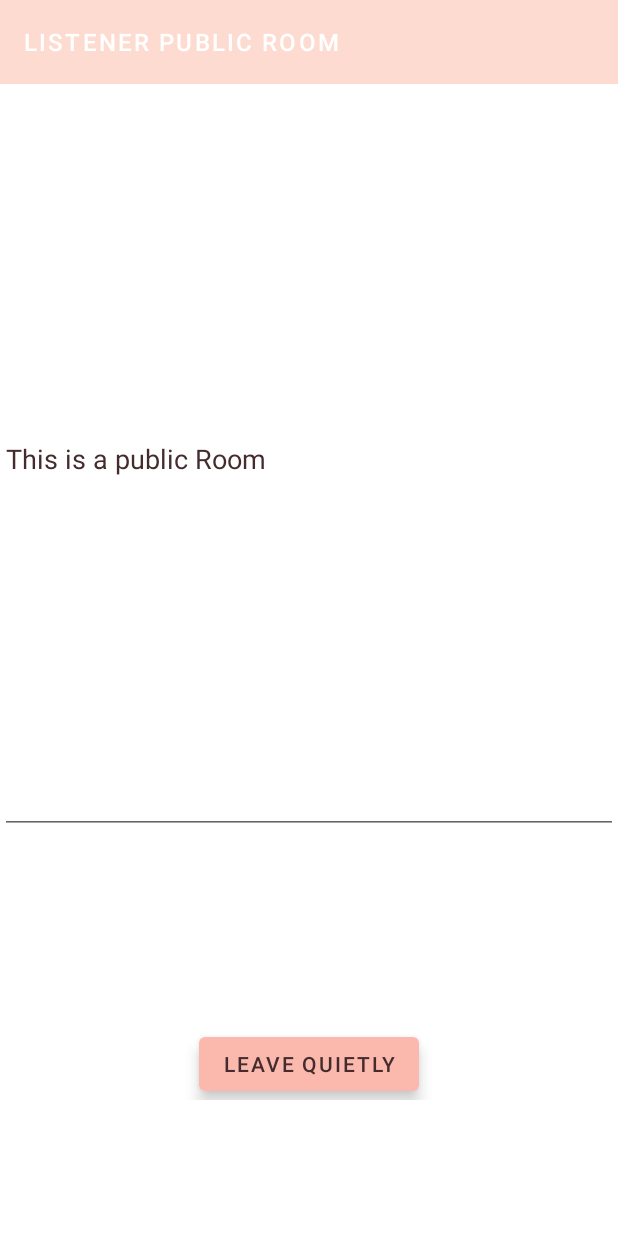
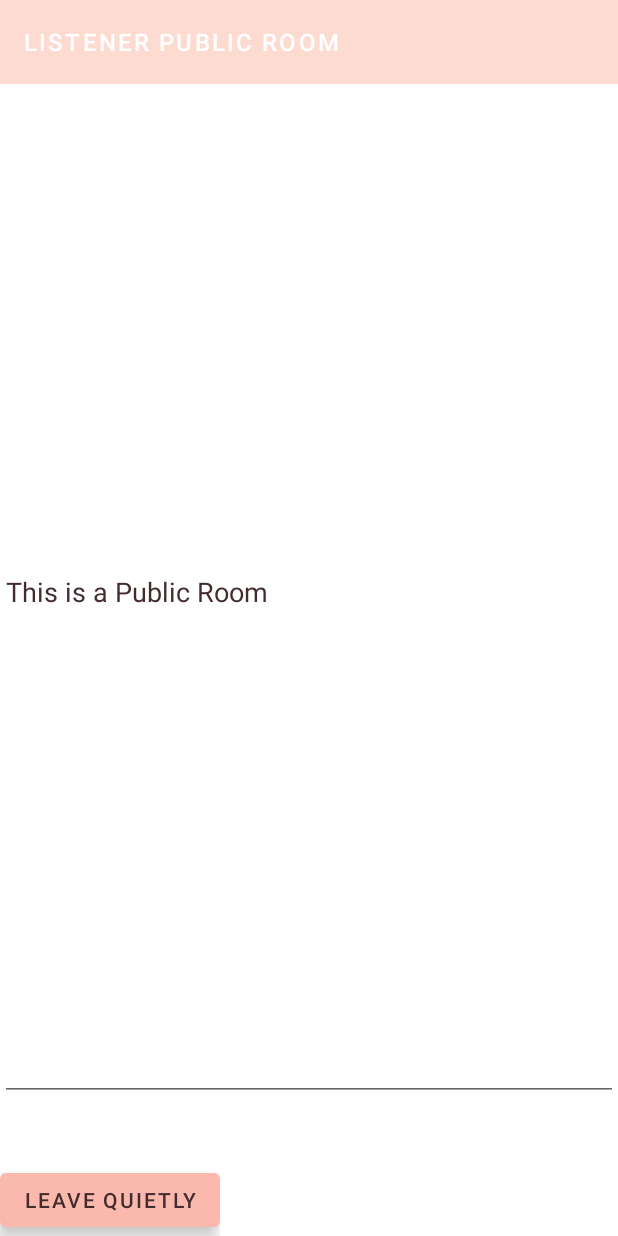
Before and after one commit to aribexxx/ASR-App, an Android app: the ListenerPublicRoomActivity screen opened directly, with no data from a screen before it, on a phone screen of 412 x 824 dp. Run offline under Robolectric (Android 15) with nearby library versions, the phone set to English and light mode, and no system bars; libraries missing offline, so code that uses them is left out: tech.gusavila92.websocketclient; 5 statements that could not run were skipped.

Commit message:
[F] fix UI of rooms

```diff
--- a/app/src/main/res/layout/mh_listener_publicroom_activity.xml
+++ b/app/src/main/res/layout/mh_listener_publicroom_activity.xml
@@ -33,7 +33,8 @@
 
     <RelativeLayout
         android:layout_width="match_parent"
-        android:layout_height="500dp"
+        android:layout_height="match_parent"
+        android:layout_weight="0.2"
         android:id="@+id/text_section"
         android:layout_below="@+id/app_bar">
 
@@ -44,7 +45,7 @@
             android:ellipsize="end"
             android:maxLines="12"
             android:inputType="textMultiLine"
-            android:text="This is a public Room"
+            android:text="This is a Public Room"
 
             />
 
@@ -52,8 +53,9 @@
 
     <RelativeLayout
         android:id="@+id/bottom_section"
-        android:layout_width="match_parent"
-        android:layout_height="177dp"
+        android:layout_width="wrap_content"
+        android:layout_height="wrap_content"
+        android:layout_weight="1"
         android:layout_below="@+id/text_section"
         android:layout_alignParentBottom="true">
 
--- a/app/src/main/res/layout/mh_speaker_privateroom_activity.xml
+++ b/app/src/main/res/layout/mh_speaker_privateroom_activity.xml
@@ -82,7 +82,8 @@
     <RelativeLayout
         android:id="@+id/bottom_section"
         android:layout_width="match_parent"
-        android:layout_height="300dp"
+        android:layout_height="wrap_content"
+        android:layout_weight="2"
         android:layout_below="@+id/text_section"
         >
 
--- a/app/src/main/res/layout/mh_speaker_publicroom_activity.xml
+++ b/app/src/main/res/layout/mh_speaker_publicroom_activity.xml
@@ -77,8 +77,9 @@
         android:id="@+id/bottom_section"
         android:layout_width="match_parent"
         android:layout_height="wrap_content"
-        android:layout_weight="1"
-        android:layout_below="@+id/text_section">
+        android:layout_weight="2"
+        android:layout_below="@+id/text_section"
+        >
 
         <com.google.android.material.button.MaterialButton
             android:id="@+id/leaveroom_button"
--- a/app/src/main/res/layout/room_grid_fragment.xml
+++ b/app/src/main/res/layout/room_grid_fragment.xml
@@ -19,7 +19,6 @@
             style="@style/Widget.MockHouse.Toolbar"
             android:layout_width="match_parent"
             android:layout_height="?attr/actionBarSize"
-            app:navigationIcon="@drawable/menu"
             app:title="@string/app_name" />
     </com.google.android.material.appbar.AppBarLayout>
 
```
Also changed, not shown: app/src/main/res/layout/mh_listener_privateroom_activity.xml (+5 -3 lines), app/src/main/res/menu/shr_toolbar_menu.xml (+1 -10 lines).
